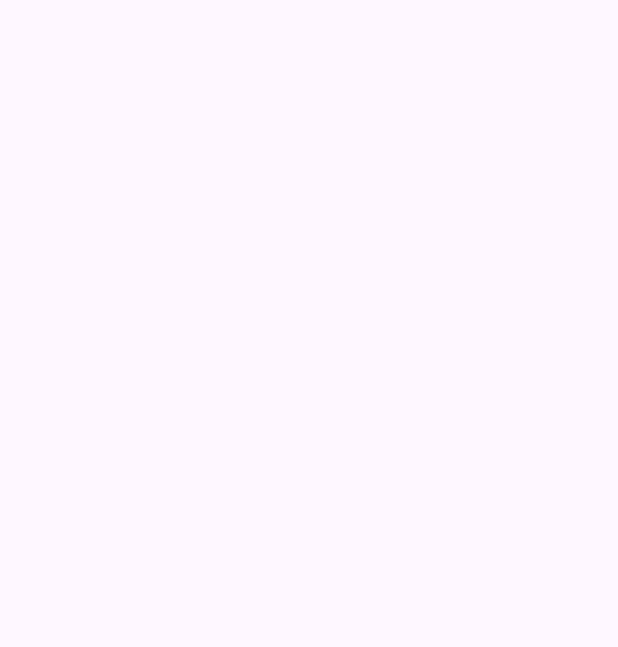
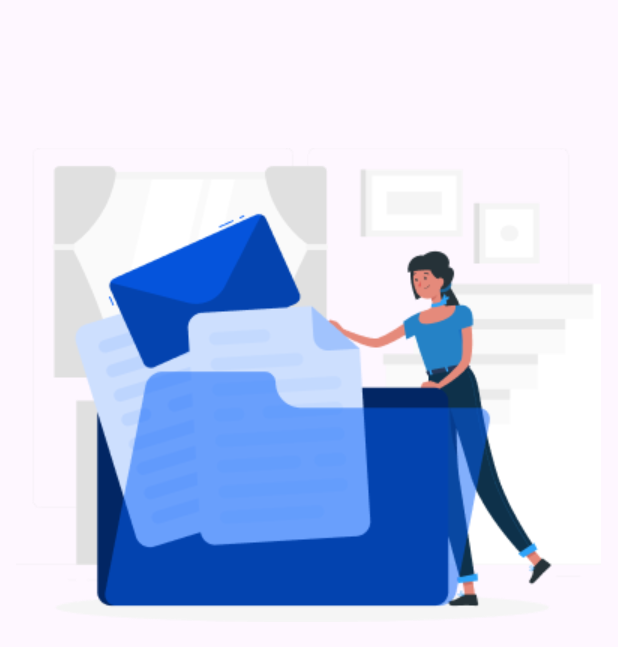
Before and after one commit to wettoxd/UP, an Android app: the MainActivity3 screen opened directly, with no data from a screen before it, on a phone screen of 412 x 824 dp. Before the commit the part shown is empty. Shown: the top 647 px of the screen. Run offline under Robolectric (Android 15) with nearby library versions, the phone set to English and light mode, and no system bars.

Commit message:
second commit

```diff
--- a/app/src/main/res/layout/activity_main3.xml
+++ b/app/src/main/res/layout/activity_main3.xml
@@ -6,4 +6,17 @@
     android:layout_height="match_parent"
     tools:context=".MainActivity3">
 
+    <ImageView
+        android:id="@+id/imageView3"
+        android:layout_width="wrap_content"
+        android:layout_height="wrap_content"
+        android:layout_marginStart="10dp"
+        android:layout_marginTop="52dp"
+        android:layout_marginEnd="11dp"
+        android:layout_marginBottom="363dp"
+        app:layout_constraintBottom_toBottomOf="parent"
+        app:layout_constraintEnd_toEndOf="parent"
+        app:layout_constraintStart_toStartOf="parent"
+        app:layout_constraintTop_toTopOf="parent"
+        app:srcCompat="@drawable/rafiki" />
 </androidx.constraintlayout.widget.ConstraintLayout>
```
Also changed, not shown: app/src/main/res/drawable/rafiki.png (added).
